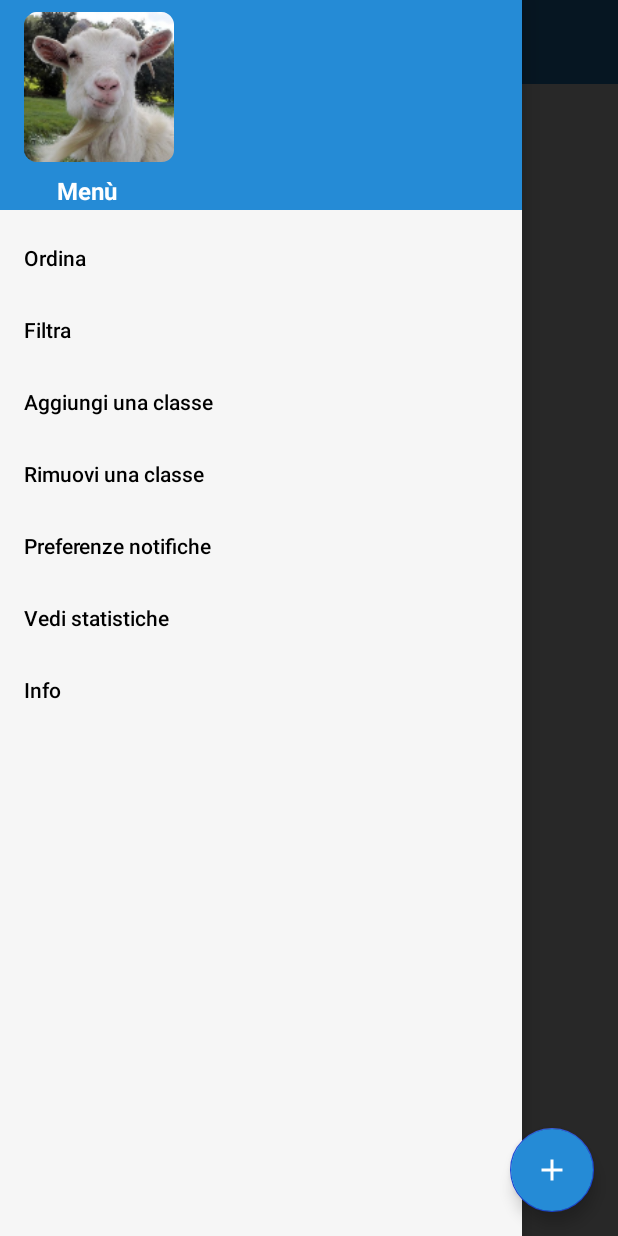
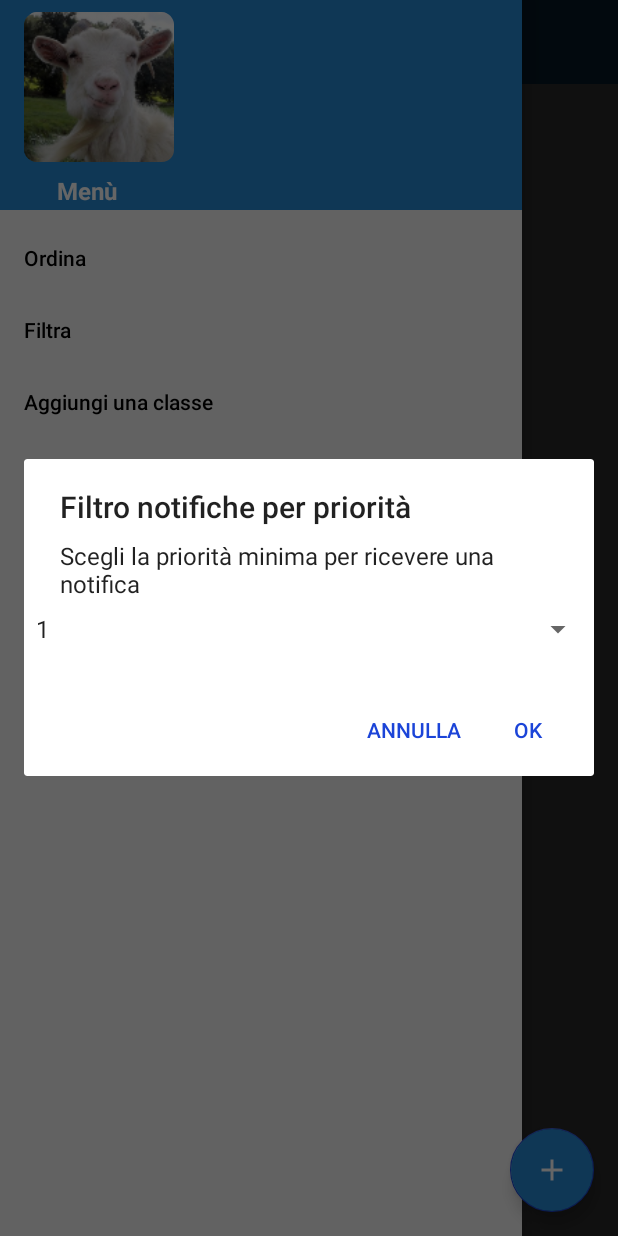
Before and after one commit to Zacomo/Istentu, an Android app: the screen it shows after launch (MainActivity), after a tap on "Preferenze notifiche", on a phone screen of 412 x 824 dp. Run offline under Robolectric (Android 15) with nearby library versions, the phone set to English and light mode, and no system bars; 3 other taps on this screen came first.

Commit message:
Aggiunto filtro alarm per priorità task.

```diff
--- a/app/src/main/java/com/zacomo/istentu/MainActivity.java
+++ b/app/src/main/java/com/zacomo/istentu/MainActivity.java
@@ -178,7 +178,7 @@ public class MainActivity extends AppCompatActivity implements View.OnClickListe
             //aggiorno la posizione del task modificato che sarà size()
             //newTask.setTaskPosition(mTasks.size());
 
-            //aggiungo il task
+            //aggiungo il task nella posizione in cui si trovava
             mTasks.add(newTask.getTaskPosition(), newTask);
             if (filteredTasks.size() > 0 && (filteredTasks.get(0).getTaskClass().equals(newTask.getTaskClass())))
                 filteredTasks.add(newTask);
@@ -193,6 +193,10 @@ public class MainActivity extends AppCompatActivity implements View.OnClickListe
             if (filteredTasks.size() > 0 && (filteredTasks.get(0).getTaskClass().equals(newTask.getTaskClass())))
                 filteredTasks.add(newTask);
         }
+
+        //se il task è nuovo, viene creata una nuova notifica che ha per id la posizione del task
+        //se il task viene modificato, viene aggiornata la notifica (la data potrebbe essere cambiata)
+        createAlarm(newTask.getTaskPosition());
 
         //aggiorno la recyclerView
         tasksFH.writeData(mTasks,"TaskList");
@@ -298,8 +302,8 @@ public class MainActivity extends AppCompatActivity implements View.OnClickListe
             case R.id.notificationPreferences:
                 Toast.makeText(this, "Notification Preferences Selected!", Toast.LENGTH_SHORT).show();
                 //potrei estrapolare testo task e passarlo come parametro di sendOnChannel1
-                createAllAlarms(findViewById(R.id.drawerLayout));
-                //openNotificationPreferencesDialog();
+                //createAllAlarms(findViewById(R.id.drawerLayout));
+                openNotificationPreferencesDialog();
             case R.id.usageGraph:
                 Toast.makeText(this, "Usage Graph Selected!", Toast.LENGTH_SHORT).show();
                 break;
@@ -423,7 +427,35 @@ public class MainActivity extends AppCompatActivity implements View.OnClickListe
     }
 
     private void openNotificationPreferencesDialog(){
+        AlertDialog.Builder builder = new AlertDialog.Builder(this);
+        builder.setTitle("Filtro notifiche per priorità");
+        builder.setMessage("Scegli la priorità minima per ricevere una notifica");
 
+        final Spinner spinner = new Spinner(this);
+
+        ArrayAdapter<String> spinnerAdapter = new ArrayAdapter<String>(this, android.R.layout.simple_spinner_item, getResources().getStringArray(R.array.priority_values));
+        spinnerAdapter.setDropDownViewResource(android.R.layout.simple_spinner_dropdown_item);
+        spinner.setAdapter(spinnerAdapter);
+        builder.setView(spinner);
+
+        builder.setPositiveButton("Ok", new DialogInterface.OnClickListener() {
+            @Override
+            public void onClick(DialogInterface dialog, int which) {
+                //Azioni per filtrare recyclerview, da implementare anche caso "Tutte"
+                filterAlarms(spinner.getSelectedItemPosition()+1);
+                //Toast.makeText(MainActivity.this, Integer.toString(spinner.getSelectedItemPosition()), Toast.LENGTH_SHORT).show();
+            }
+        });
+
+        builder.setNegativeButton("Annulla", new DialogInterface.OnClickListener() {
+            @Override
+            public void onClick(DialogInterface dialog, int which) {
+                dialog.cancel();
+            }
+        });
+
+        AlertDialog alertDialog = builder.create();
+        alertDialog.show();
     }
 
     private void sortByPriority(boolean ascendant) {
@@ -593,6 +625,7 @@ public class MainActivity extends AppCompatActivity implements View.OnClickListe
     }
 
     private void setRunning(Task mTask){
+        cancelAlarm(mTask.getTaskPosition());
         mTask.setStatus(1);
         mTask.setDoneDate(null);
         adapterAllTasks.notifyDataSetChanged();
@@ -602,6 +635,7 @@ public class MainActivity extends AppCompatActivity implements View.OnClickListe
     }
 
     private void setDone(Task mTask){
+        cancelAlarm(mTask.getTaskPosition());
         mTask.setStatus(2);
         mTask.setDoneDate(Calendar.getInstance());
         adapterAllTasks.notifyDataSetChanged();
@@ -654,4 +688,18 @@ public class MainActivity extends AppCompatActivity implements View.OnClickListe
 
         alarmManager.cancel(pendingIntent);
    }
+
+   public void filterAlarms(int priority){
+        //affinchè il filtro ripristini gli alarm cancellati quando si passa da una priorità più alta
+        //a una più bassa, occorre usare anche createAlarm, anche se per alcuni task non serve
+       if (priority > -1 && priority < 6){
+            for (int i = 0; i < mTasks.size(); i++) {
+                if (mTasks.get(i).getTaskPriority() < priority)
+                    cancelAlarm(i);
+                else
+                    createAlarm(i);
+            }
+        }
+
+   }
 }
```
